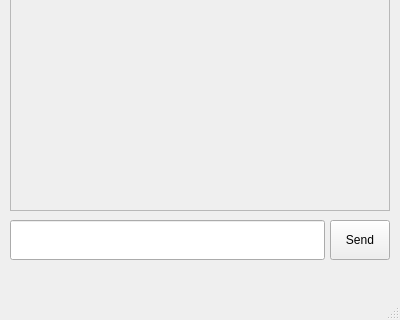
BagaevDanil/messenger, file client/chatwindow.ui: the form before one commit; both pictures show x 0 to 400 and y 230 to 550 of the 400 by 550 pixel window.
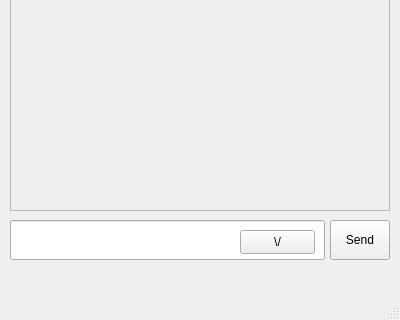
The form after the commit.

Commit message: added shifts with new messages and history updates

Patch:
```diff
--- a/client/chatwindow.ui
+++ b/client/chatwindow.ui
@@ -60,6 +60,19 @@
      </property>
     </widget>
    </widget>
+   <widget class="QPushButton" name="pushButton">
+    <property name="geometry">
+     <rect>
+      <x>240</x>
+      <y>460</y>
+      <width>75</width>
+      <height>24</height>
+     </rect>
+    </property>
+    <property name="text">
+     <string>\/</string>
+    </property>
+   </widget>
   </widget>
   <widget class="QMenuBar" name="menubar">
    <property name="geometry">
```
The commit also changes 2 other files.
